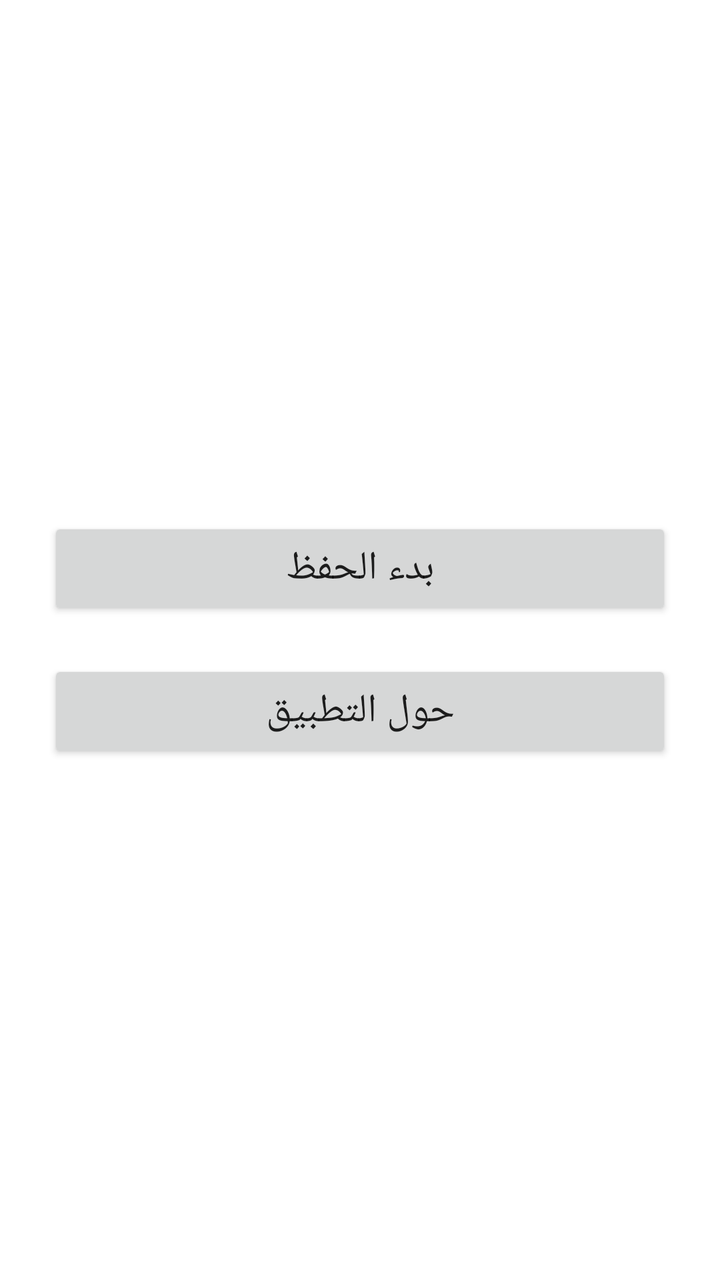
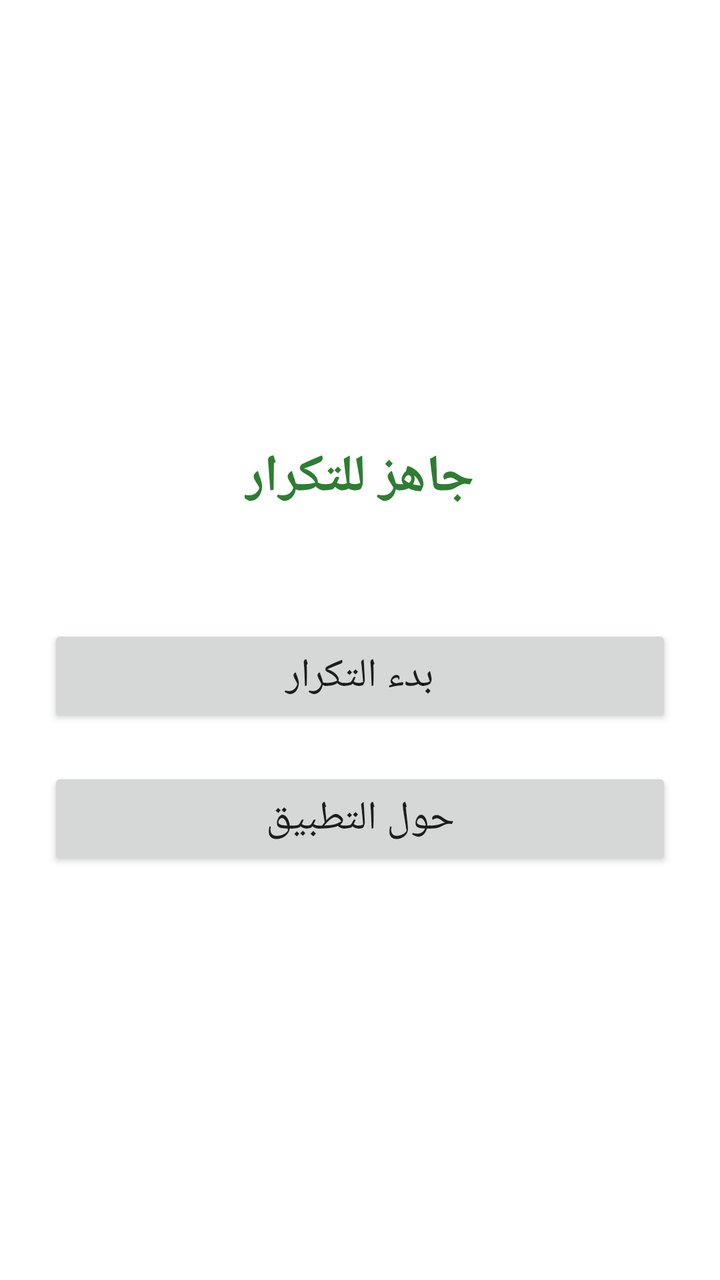

Two renders of the same Android screen: before a commit and after it. Below are the layout's source before the change and the commit's diff.
<!-- AndroidManifest.xml: application theme Theme.QuranMemorizationApp -->
<!-- res/layout/activity_main.xml -->
<?xml version="1.0" encoding="utf-8"?>
<LinearLayout
    xmlns:android="http://schemas.android.com/apk/res/android"
    android:layout_width="match_parent"
    android:layout_height="match_parent"
    android:orientation="vertical"
    android:gravity="center"
    android:padding="24dp">

    <Button
        android:id="@+id/btnStart"
        android:layout_width="match_parent"
        android:layout_height="wrap_content"
        android:text="بدء الحفظ"
        android:textSize="20sp"
        android:padding="12dp"/>

    <Button
        android:id="@+id/btnAbout"
        android:layout_width="match_parent"
        android:layout_height="wrap_content"
        android:text="حول التطبيق"
        android:textSize="20sp"
        android:layout_marginTop="20dp"
        android:padding="12dp"/>

</LinearLayout>
<!-- resources referenced by this layout -->
<resources>
  <style name="Theme.QuranMemorizationApp" parent="Base.Theme.QuranMemorizationApp" />
  <style name="Base.Theme.QuranMemorizationApp" parent="Theme.MaterialComponents.DayNight.DarkActionBar">
      </style>
</resources>

<!-- the commit's change to res/layout/activity_main.xml (unified diff, before → after) -->
@@ -7,11 +7,22 @@
     android:gravity="center"
     android:padding="24dp">
 
+    <TextView
+        android:id="@+id/tvCurrentAyah"
+        android:layout_width="wrap_content"
+        android:layout_height="wrap_content"
+        android:text="جاهز للتكرار"
+        android:textSize="26sp"
+        android:textStyle="bold"
+        android:textColor="#2E7D32"
+        android:layout_marginBottom="40dp"
+        android:padding="16dp"/>
+
     <Button
         android:id="@+id/btnStart"
         android:layout_width="match_parent"
         android:layout_height="wrap_content"
-        android:text="بدء الحفظ"
+        android:text="بدء التكرار"
         android:textSize="20sp"
         android:padding="12dp"/>
 
